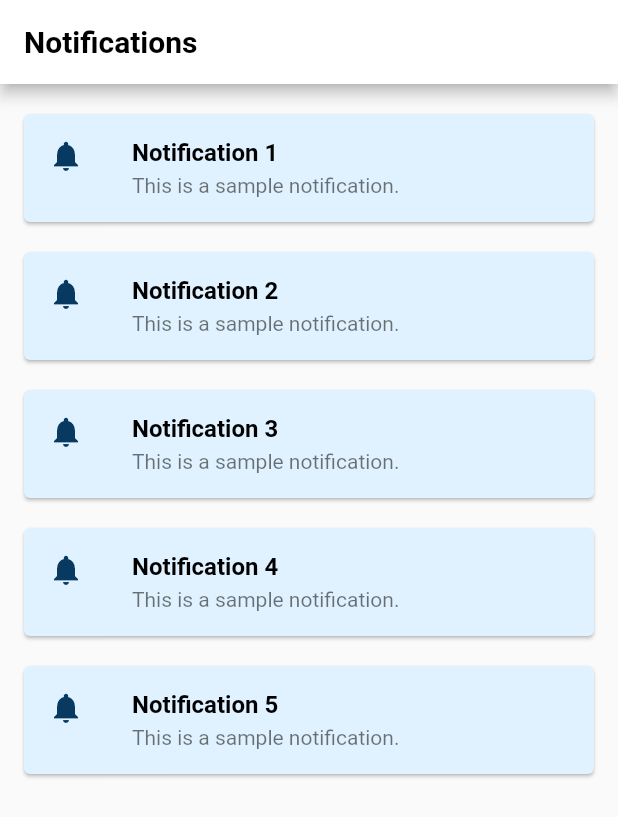
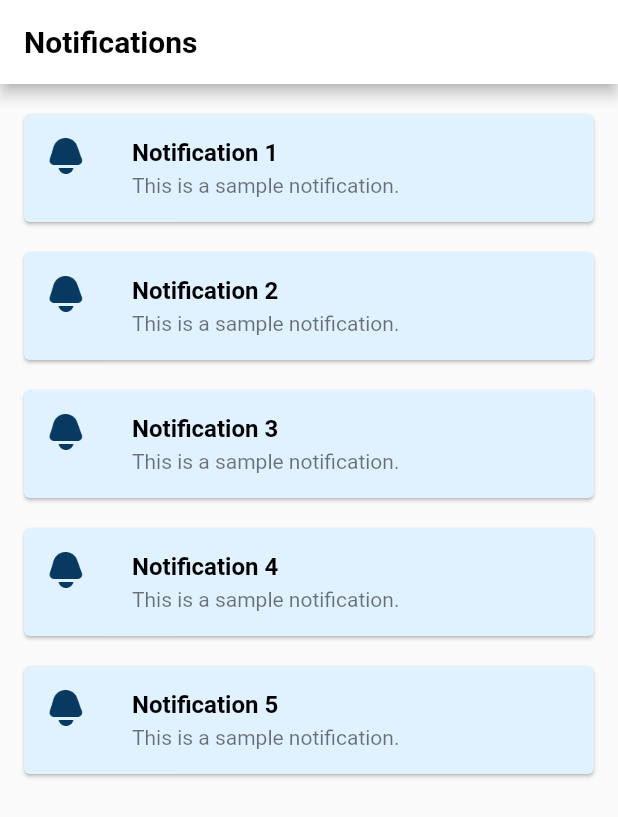
Before and after one commit to akashgamage/iNfo-Mobile-Application-Frontend, a Flutter app: the NotificationPage screen opened directly, on a phone screen of 412 x 824 dp. Shown: the top 817 px of the screen. Run offline on Flutter 3.47's test engine with Material 2 defaults, Android fonts, the phone set to English and light mode, and no system bars; our stand-ins replace animated_splash_screen, carousel_slider, device_preview, firebase_auth, firebase_core; missing offline and left inert: flutter_animator; accounts and stored records are empty.

Commit message:
buttons and icons update

```diff
--- a/lib/pages/Notifications/notification_page.dart
+++ b/lib/pages/Notifications/notification_page.dart
@@ -37,9 +37,11 @@ class NotificationPage extends StatelessWidget {
               color: const Color.fromARGB(255, 224, 242, 255),
               margin: const EdgeInsets.symmetric(horizontal: 16),
               child: ListTile(
-                leading: const Icon(
-                  Icons.notifications,
-                  color: Color.fromARGB(255, 7, 57, 97),
+                leading: Image.asset(
+                  'assets/icons/bell.png',
+                  width: 24,
+                  height: 24,
+                  color: const Color.fromARGB(255, 7, 57, 97),
                 ),
                 title: Padding(
                   padding: const EdgeInsets.only(bottom: 4.0),
--- a/lib/pages/login_page.dart
+++ b/lib/pages/login_page.dart
@@ -118,12 +118,16 @@ class _LoginPageState extends State<LoginPage> {
     );
 
     // Login Button
+    double displayWidth = MediaQuery.of(context).size.width;
     final loginButton = Material(
       elevation: 5,
       borderRadius: BorderRadius.circular(12),
       color: const Color.fromARGB(255, 7, 57, 97),
       child: MaterialButton(
-        padding: const EdgeInsets.fromLTRB(20, 20, 20, 20),
+        padding: EdgeInsets.symmetric(
+          horizontal: displayWidth * .05,
+          vertical: displayWidth * .04,
+        ),
         minWidth: MediaQuery.of(context).size.width,
         onPressed: _signin,
         child: const Text(
--- a/lib/pages/signup_page.dart
+++ b/lib/pages/signup_page.dart
@@ -132,12 +132,16 @@ class _SignUpState extends State<SignUp> {
     );
 
     // Sign Up Button
+    double displayWidth = MediaQuery.of(context).size.width;
     final signupButton = Material(
       elevation: 5,
       borderRadius: BorderRadius.circular(12),
       color: const Color.fromARGB(255, 7, 57, 97),
       child: MaterialButton(
-        padding: const EdgeInsets.fromLTRB(20, 20, 20, 20),
+        padding: EdgeInsets.symmetric(
+          horizontal: displayWidth * .05,
+          vertical: displayWidth * .04,
+        ),
         minWidth: MediaQuery.of(context).size.width,
         onPressed: _signup,
         child: const Text(
```
Also changed, not shown: lib/pages/home_page.dart (+4 -3 lines), pubspec.lock, 8 other files.
